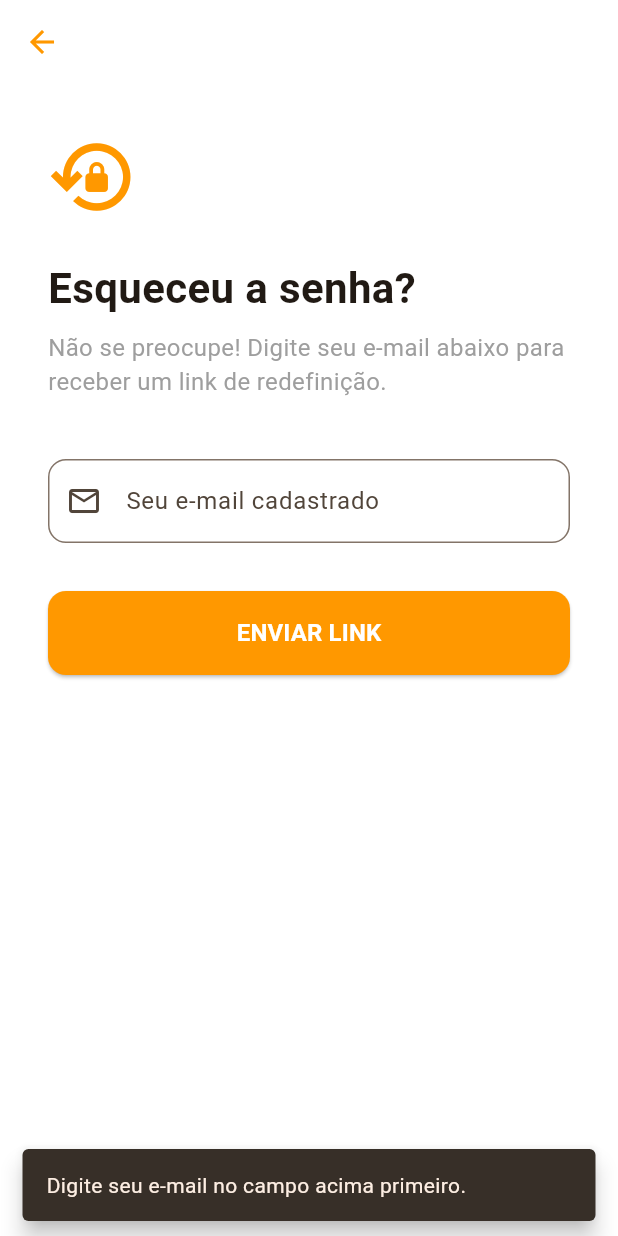
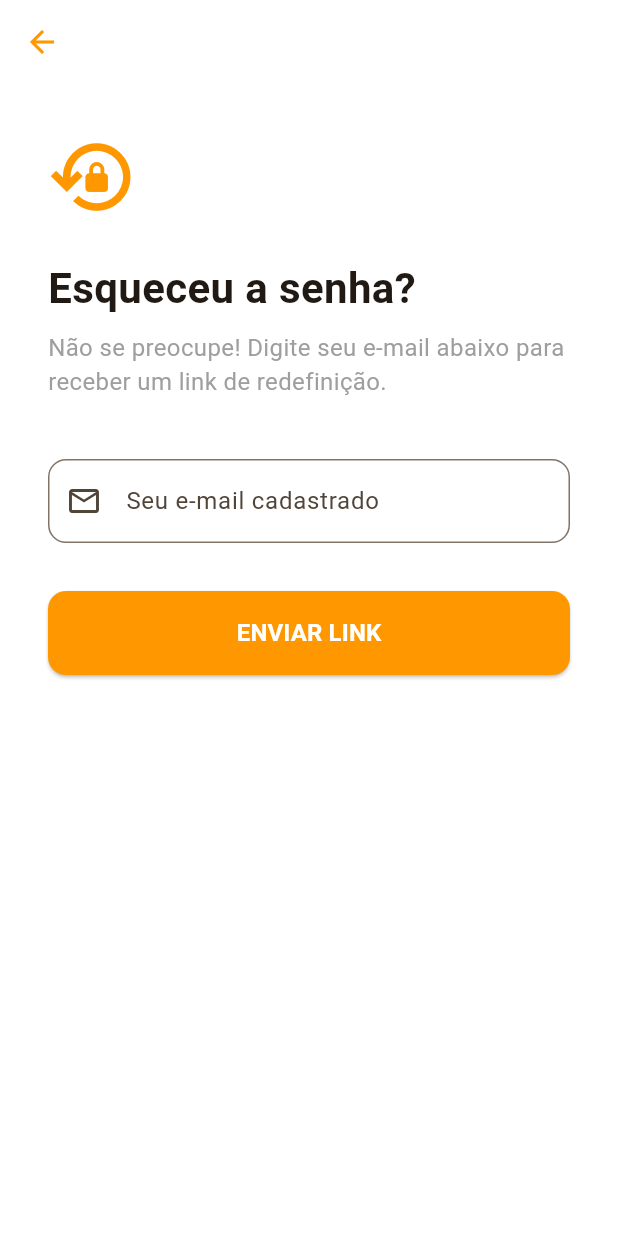
Before and after one commit to VictorTes/patinhas-amor, a Flutter app: the screen it shows after launch, after a tap on "Esqueceu a senha?", on a phone screen of 412 x 824 dp. Run offline on Flutter 3.47's test engine with Material 3 defaults, Android fonts, the phone set to English and light mode, and no system bars; our stand-ins replace cloud_firestore, connectivity_plus, firebase_auth, firebase_core, flutter_dotenv, flutter_map and 8 more; missing offline and left inert: excel; accounts and stored records are empty.

Commit message:
fix: Correção redirecionamento da tela de login para tela de recuperação de senha

```diff
--- a/mobile/lib/screens/login_screen.dart
+++ b/mobile/lib/screens/login_screen.dart
@@ -1,7 +1,6 @@
 import 'package:flutter/material.dart';
 import 'package:patinhas_amor/services/auth_service.dart';
 import 'package:patinhas_amor/screens/change_password_screen.dart';
-import 'package:patinhas_amor/screens/forgot_password_screen.dart';
 import 'package:url_launcher/url_launcher.dart';
 
 class LoginScreen extends StatefulWidget {
@@ -66,71 +65,7 @@ class _LoginScreenState extends State<LoginScreen> {
 
   /// Recuperação de senha (Esqueci minha senha)
   void _handleForgotPassword() async {
-    final email = _emailController.text.trim();
-
-    // Primeiro, verifica se o e-mail foi digitado para facilitar a vida do usuário
-    if (email.isEmpty) {
-      ScaffoldMessenger.of(context).showSnackBar(
-        const SnackBar(
-          content: Text('Digite seu e-mail no campo acima primeiro.'),
-          behavior: SnackBarBehavior.floating,
-        ),
-      );
-      // Opcional: Você pode optar por navegar direto para a tela de recuperação
-      // mesmo sem o e-mail preenchido:
-       Navigator.push(
-         context,
-         MaterialPageRoute(builder: (context) => const ForgotPasswordScreen()),
-       );
-      return;
-    }
-
-    setState(() => _isLoading = true);
-
-    try {
-      await _authService.resetPassword(email);
-      if (mounted) {
-        _showSuccessDialog();
-      }
-    } catch (e) {
-      if (mounted) {
-        ScaffoldMessenger.of(context).showSnackBar(
-          SnackBar(
-            content: Text(e.toString()),
-            backgroundColor: Colors.redAccent,
-            behavior: SnackBarBehavior.floating,
-          ),
-        );
-      }
-    } finally {
-      if (mounted) setState(() => _isLoading = false);
-    }
-  }
-
-  /// Diálogo de sucesso para informar que o e-mail foi enviado
-  void _showSuccessDialog() {
-    showDialog(
-      context: context,
-      builder: (context) => AlertDialog(
-        shape: RoundedRectangleBorder(borderRadius: BorderRadius.circular(16)),
-        title: const Row(
-          children: [
-            Icon(Icons.check_circle, color: Colors.green),
-            SizedBox(width: 10),
-            Text("E-mail enviado!"),
-          ],
-        ),
-        content: const Text(
-          "Enviamos um link de redefinição para o seu e-mail. Por favor, verifique sua caixa de entrada (e a pasta de spam).",
-        ),
-        actions: [
-          TextButton(
-            onPressed: () => Navigator.pop(context),
-            child: const Text("OK", style: TextStyle(color: Colors.orange, fontWeight: FontWeight.bold)),
-          ),
-        ],
-      ),
-    );
+    Navigator.pushNamed(context, '/forgot-password');
   }
 
   Future<void> _launchPrivacyPolicy() async {
```
